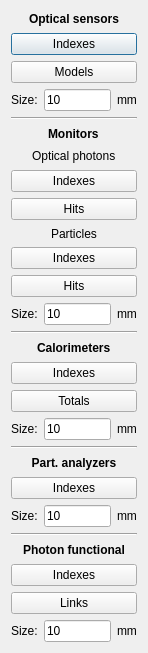
First picture: the form in ants3bundle/src/ants3/gui/geom/ashownumbersdialog.ui, repository andrmor/ANTS3bundle, before the edit.
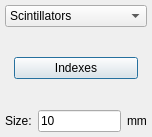
Second picture: the form after the edit.

What changed in the file:
```diff
--- a/ants3bundle/src/ants3/gui/geom/ashownumbersdialog.ui
+++ b/ants3bundle/src/ants3/gui/geom/ashownumbersdialog.ui
@@ -6,26 +6,83 @@
    <rect>
     <x>0</x>
     <y>0</y>
-    <width>148</width>
-    <height>653</height>
+    <width>152</width>
+    <height>137</height>
    </rect>
   </property>
   <property name="windowTitle">
    <string>Dialog</string>
   </property>
   <layout class="QVBoxLayout" name="verticalLayout">
-   <item alignment="Qt::AlignmentFlag::AlignHCenter">
-    <widget class="QLabel" name="label">
-     <property name="font">
-      <font>
-       <bold>true</bold>
-      </font>
-     </property>
+   <property name="leftMargin">
+    <number>5</number>
+   </property>
+   <property name="topMargin">
+    <number>5</number>
+   </property>
+   <property name="rightMargin">
+    <number>5</number>
+   </property>
+   <property name="bottomMargin">
+    <number>5</number>
+   </property>
+   <item>
+    <widget class="QComboBox" name="cobObjectType">
+     <item>
      <property name="text">
-      <string>Optical sensors</string>
-     </property>
+       <string>Scintillators</string>
+      </property>
+     </item>
+     <item>
+      <property name="text">
+       <string>Light sensors</string>
+      </property>
+     </item>
+     <item>
+      <property name="text">
+       <string>Particle monitors</string>
+      </property>
+     </item>
+     <item>
+      <property name="text">
+       <string>Photon monitors</string>
+      </property>
+     </item>
+     <item>
+      <property name="text">
+       <string>Calorimeters</string>
+      </property>
+     </item>
+     <item>
+      <property name="text">
+       <string>Particle analyzers</string>
+      </property>
+     </item>
+     <item>
+      <property name="text">
+       <string>Photon functional</string>
+      </property>
+     </item>
     </widget>
    </item>
+   <item>
+    <widget class="QStackedWidget" name="swMain">
+     <property name="currentIndex">
+      <number>0</number>
+     </property>
+     <widget class="QWidget" name="pageScintillators">
+      <layout class="QVBoxLayout" name="verticalLayout_8">
+       <item>
+        <widget class="QPushButton" name="pbScintillatorIndex">
+         <property name="text">
+          <string>Indexes</string>
+         </property>
+        </widget>
+       </item>
+      </layout>
+     </widget>
+     <widget class="QWidget" name="pageOpticalSensors">
+      <layout class="QVBoxLayout" name="verticalLayout_6">
    <item>
     <widget class="QPushButton" name="pbSensorIndex">
      <property name="text">
@@ -40,78 +97,10 @@
      </property>
     </widget>
    </item>
-   <item>
-    <layout class="QHBoxLayout" name="horizontalLayout">
-     <item>
-      <widget class="QLabel" name="label_2">
-       <property name="text">
-        <string>Size:</string>
-       </property>
-      </widget>
-     </item>
-     <item>
-      <widget class="QLineEdit" name="ledSizeSensor">
-       <property name="text">
-        <string>10</string>
-       </property>
-      </widget>
-     </item>
-     <item>
-      <widget class="QLabel" name="label_3">
-       <property name="text">
-        <string>mm</string>
-       </property>
-      </widget>
-     </item>
-    </layout>
-   </item>
-   <item>
-    <widget class="Line" name="line">
-     <property name="orientation">
-      <enum>Qt::Orientation::Horizontal</enum>
-     </property>
-    </widget>
-   </item>
-   <item alignment="Qt::AlignmentFlag::AlignHCenter">
-    <widget class="QLabel" name="label_6">
-     <property name="font">
-      <font>
-       <bold>true</bold>
-      </font>
-     </property>
-     <property name="text">
-      <string>Monitors</string>
-     </property>
-    </widget>
-   </item>
-   <item alignment="Qt::AlignmentFlag::AlignHCenter">
-    <widget class="QLabel" name="label_11">
-     <property name="text">
-      <string>Optical photons</string>
-     </property>
-    </widget>
-   </item>
-   <item>
-    <widget class="QPushButton" name="pbOptMonIndex">
-     <property name="text">
-      <string>Indexes</string>
-     </property>
-    </widget>
-   </item>
-   <item>
-    <widget class="QPushButton" name="pbOptMonHits">
-     <property name="text">
-      <string>Hits</string>
-     </property>
-    </widget>
-   </item>
-   <item alignment="Qt::AlignmentFlag::AlignHCenter">
-    <widget class="QLabel" name="label_10">
-     <property name="text">
-      <string>Particles</string>
-     </property>
-    </widget>
-   </item>
+      </layout>
+     </widget>
+     <widget class="QWidget" name="pageParticleMonitors">
+      <layout class="QVBoxLayout" name="verticalLayout_7">
    <item>
     <widget class="QPushButton" name="pbPartMonIndex">
      <property name="text">
@@ -126,50 +115,28 @@
      </property>
     </widget>
    </item>
-   <item>
-    <layout class="QHBoxLayout" name="horizontalLayout_2">
-     <item>
-      <widget class="QLabel" name="label_5">
-       <property name="text">
-        <string>Size:</string>
-       </property>
-      </widget>
-     </item>
+      </layout>
+     </widget>
+     <widget class="QWidget" name="pagePhotonMonitors">
+      <layout class="QVBoxLayout" name="verticalLayout_3">
      <item>
-      <widget class="QLineEdit" name="ledSizeMonitor">
+        <widget class="QPushButton" name="pbOptMonIndex">
        <property name="text">
-        <string>10</string>
+          <string>Indexes</string>
        </property>
       </widget>
      </item>
      <item>
-      <widget class="QLabel" name="label_4">
+        <widget class="QPushButton" name="pbOptMonHits">
        <property name="text">
-        <string>mm</string>
+          <string>Hits</string>
        </property>
       </widget>
      </item>
     </layout>
-   </item>
-   <item>
-    <widget class="Line" name="line_2">
-     <property name="orientation">
-      <enum>Qt::Orientation::Horizontal</enum>
-     </property>
-    </widget>
-   </item>
-   <item alignment="Qt::AlignmentFlag::AlignHCenter">
-    <widget class="QLabel" name="label_9">
-     <property name="font">
-      <font>
-       <bold>true</bold>
-      </font>
-     </property>
-     <property name="text">
-      <string>Calorimeters</string>
-     </property>
-    </widget>
-   </item>
+     </widget>
+     <widget class="QWidget" name="pageCalorimeters">
+      <layout class="QVBoxLayout" name="verticalLayout_4">
    <item>
     <widget class="QPushButton" name="pbCalIndex">
      <property name="text">
@@ -184,53 +151,10 @@
      </property>
     </widget>
    </item>
-   <item>
-    <layout class="QHBoxLayout" name="horizontalLayout_3">
-     <item>
-      <widget class="QLabel" name="label_8">
-       <property name="text">
-        <string>Size:</string>
-       </property>
-      </widget>
-     </item>
-     <item>
-      <widget class="QLineEdit" name="ledSizeCalorimeter">
-       <property name="text">
-        <string>10</string>
-       </property>
-      </widget>
-     </item>
-     <item>
-      <widget class="QLabel" name="label_7">
-       <property name="text">
-        <string>mm</string>
-       </property>
-      </widget>
-     </item>
-    </layout>
-   </item>
-   <item>
-    <widget class="Line" name="line_3">
-     <property name="orientation">
-      <enum>Qt::Orientation::Horizontal</enum>
-     </property>
-    </widget>
-   </item>
-   <item>
-    <widget class="QLabel" name="label_15">
-     <property name="font">
-      <font>
-       <bold>true</bold>
-      </font>
-     </property>
-     <property name="text">
-      <string>Part. analyzers</string>
-     </property>
-     <property name="alignment">
-      <set>Qt::AlignmentFlag::AlignCenter</set>
-     </property>
-    </widget>
-   </item>
+      </layout>
+     </widget>
+     <widget class="QWidget" name="pageParticleAnalyzers">
+      <layout class="QVBoxLayout" name="verticalLayout_5">
    <item>
     <widget class="QPushButton" name="pbAnIndex">
      <property name="text">
@@ -238,53 +162,10 @@
      </property>
     </widget>
    </item>
-   <item>
-    <layout class="QHBoxLayout" name="horizontalLayout_5">
-     <item>
-      <widget class="QLabel" name="label_16">
-       <property name="text">
-        <string>Size:</string>
-       </property>
-      </widget>
-     </item>
-     <item>
-      <widget class="QLineEdit" name="ledSizeAnalyzer">
-       <property name="text">
-        <string>10</string>
-       </property>
-      </widget>
-     </item>
-     <item>
-      <widget class="QLabel" name="label_17">
-       <property name="text">
-        <string>mm</string>
-       </property>
-      </widget>
-     </item>
-    </layout>
-   </item>
-   <item>
-    <widget class="Line" name="line_4">
-     <property name="orientation">
-      <enum>Qt::Orientation::Horizontal</enum>
-     </property>
-    </widget>
-   </item>
-   <item>
-    <widget class="QLabel" name="label_12">
-     <property name="font">
-      <font>
-       <bold>true</bold>
-      </font>
-     </property>
-     <property name="text">
-      <string>Photon functional</string>
-     </property>
-     <property name="alignment">
-      <set>Qt::AlignmentFlag::AlignCenter</set>
-     </property>
-    </widget>
-   </item>
+      </layout>
+     </widget>
+     <widget class="QWidget" name="pagePhotonFunctional">
+      <layout class="QVBoxLayout" name="verticalLayout_2">
    <item>
     <widget class="QPushButton" name="pbPhFunIndex">
      <property name="text">
@@ -299,6 +180,10 @@
      </property>
     </widget>
    </item>
+      </layout>
+     </widget>
+    </widget>
+   </item>
    <item>
     <layout class="QHBoxLayout" name="horizontalLayout_4">
      <item>
```
Left out of the diff: 2 changed lines with no effect on the pictures. Lines whose indentation alone changed are shown as unchanged.
